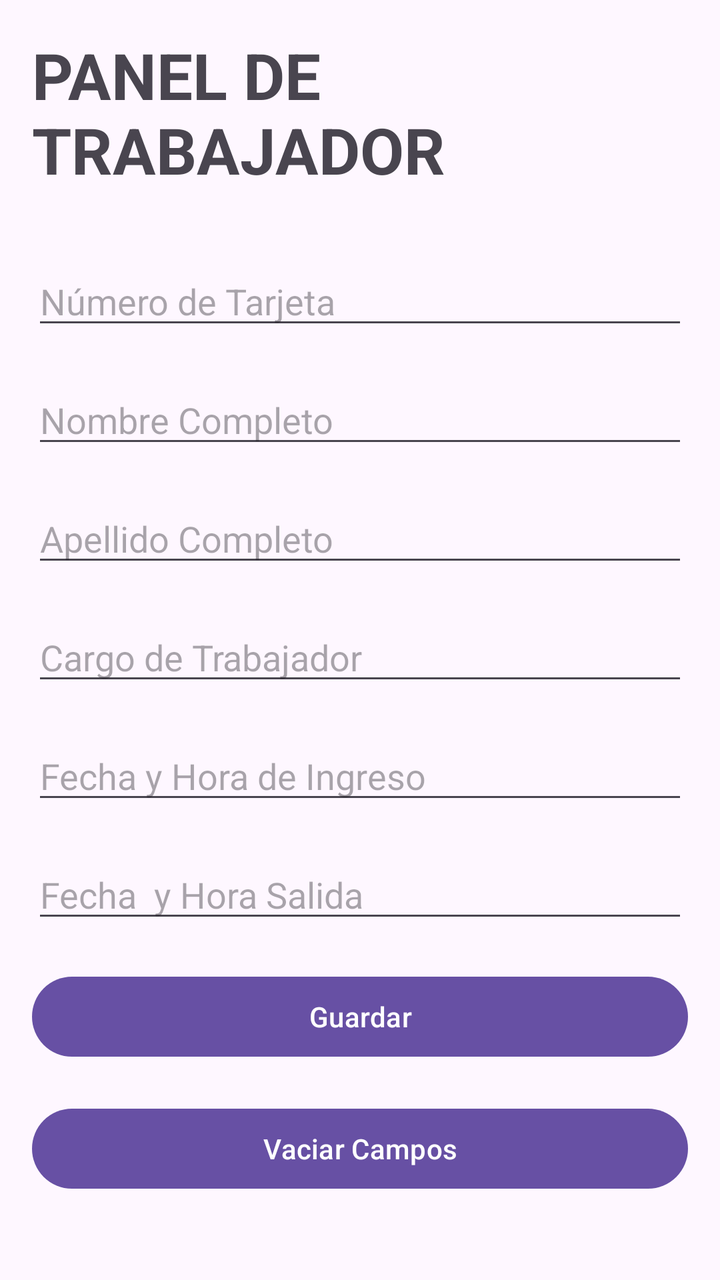
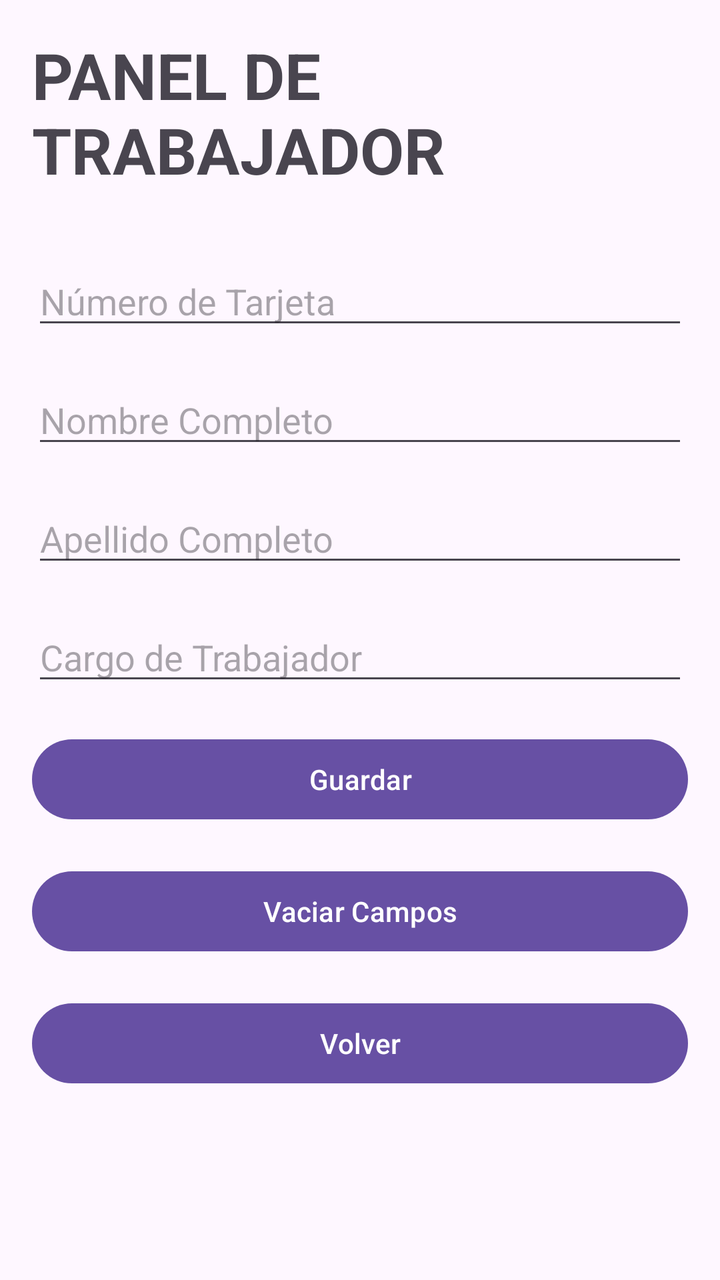

Screens rendered from an Android XML layout before and after an edit, with the pre-edit source and the edit as a unified diff.
<!-- AndroidManifest.xml: application theme Theme.SistemaDeControl -->
<!-- res/layout/activity_trabajador.xml -->
<?xml version="1.0" encoding="utf-8"?>
<LinearLayout xmlns:android="http://schemas.android.com/apk/res/android"
    android:id="@+id/main"
    android:layout_width="match_parent"
    android:layout_height="match_parent"
    android:orientation="vertical"
    android:padding="16dp">

    <TextView
        android:id="@+id/etpaneltrabajador"
        android:layout_width="match_parent"
        android:layout_height="wrap_content"
        android:text="PANEL DE TRABAJADOR"
        android:textSize="32dp"
        android:textStyle="bold"
        android:layout_gravity="center_horizontal"
        android:layout_marginBottom="32dp"/>

    <EditText
        android:id="@+id/etnumerotarjeta"
        android:layout_height="wrap_content"
        android:layout_width="match_parent"
        android:hint="Número de Tarjeta"
        android:inputType="text"
        android:layout_marginBottom="18dp"/>

    <EditText
        android:id="@+id/etnombre"
        android:layout_height="wrap_content"
        android:layout_width="match_parent"
        android:hint="Nombre Completo"
        android:inputType="text"
        android:layout_marginBottom="18dp"/>

    <EditText
        android:id="@+id/etapellido"
        android:layout_height="wrap_content"
        android:layout_width="match_parent"
        android:hint="Apellido Completo"
        android:inputType="text"
        android:layout_marginBottom="18dp"/>

    <EditText
        android:id="@+id/etcargo"
        android:layout_height="wrap_content"
        android:layout_width="match_parent"
        android:hint="Cargo de Trabajador"
        android:inputType="text"
        android:layout_marginBottom="18dp"/>

    <EditText
        android:id="@+id/etfechaingreso"
        android:layout_height="wrap_content"
        android:layout_width="match_parent"
        android:hint="Fecha y Hora de Ingreso"
        android:inputType="datetime"
        android:layout_marginBottom="18dp"/>

    <EditText
        android:id="@+id/etfechasalida"
        android:layout_height="wrap_content"
        android:layout_width="match_parent"
        android:hint="Fecha  y Hora Salida"
        android:inputType="datetime"
        android:layout_marginBottom="18dp"/>

    <Button
        android:id="@+id/etguardar"
        android:layout_height="wrap_content"
        android:layout_width="match_parent"
        android:text="Guardar"
        android:layout_marginBottom="18dp"/>

    <Button
        android:id="@+id/etvaciar"
        android:layout_height="wrap_content"
        android:layout_width="match_parent"
        android:text="Vaciar Campos"
        android:layout_marginBottom="18dp"/>

    <Button
        android:id="@+id/etvolvertarjetas"
        android:layout_height="wrap_content"
        android:layout_width="match_parent"
        android:text="Volver"
        android:layout_marginBottom="18dp"/>
</LinearLayout>
<!-- resources referenced by this layout -->
<resources>
  <style name="Theme.SistemaDeControl" parent="Base.Theme.SistemaDeControl" />
  <style name="Base.Theme.SistemaDeControl" parent="Theme.Material3.DayNight.NoActionBar">
          
          
      </style>
</resources>

<!-- the commit's change to res/layout/activity_trabajador.xml (unified diff, before → after) -->
@@ -48,22 +48,6 @@
         android:inputType="text"
         android:layout_marginBottom="18dp"/>
 
-    <EditText
-        android:id="@+id/etfechaingreso"
-        android:layout_height="wrap_content"
-        android:layout_width="match_parent"
-        android:hint="Fecha y Hora de Ingreso"
-        android:inputType="datetime"
-        android:layout_marginBottom="18dp"/>
-
-    <EditText
-        android:id="@+id/etfechasalida"
-        android:layout_height="wrap_content"
-        android:layout_width="match_parent"
-        android:hint="Fecha  y Hora Salida"
-        android:inputType="datetime"
-        android:layout_marginBottom="18dp"/>
-
     <Button
         android:id="@+id/etguardar"
         android:layout_height="wrap_content"
